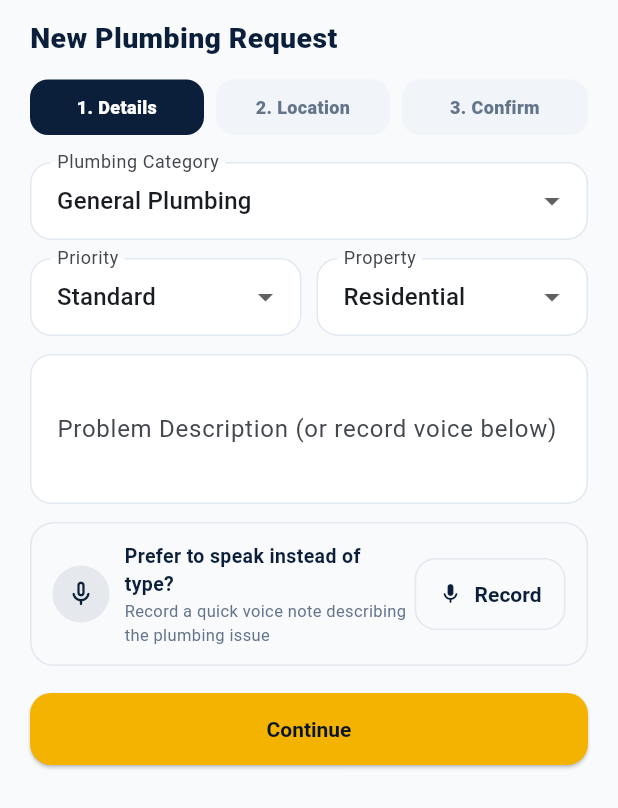
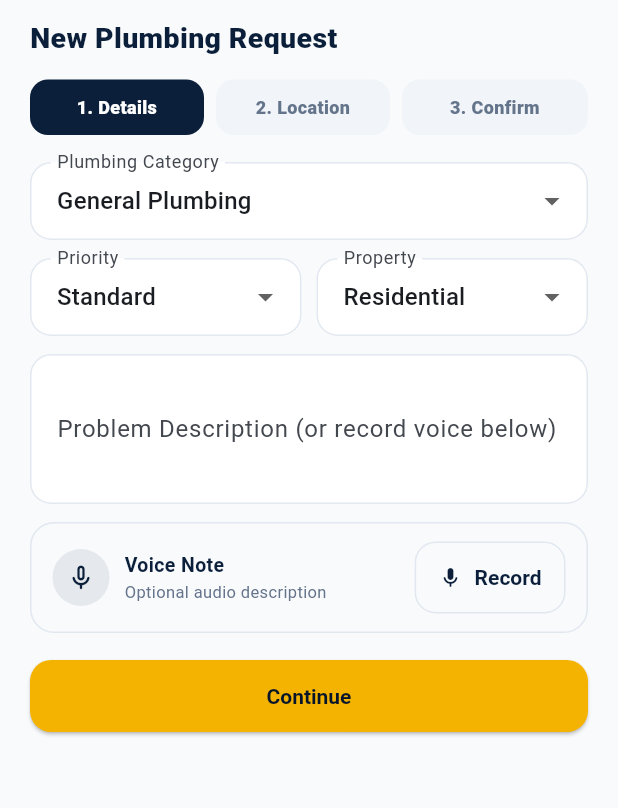
Before and after one commit to binusman02/bin-plumbing-website, a Flutter app: the NewRequestSheet widget shown alone on an empty page, opened directly with empty values, on a phone screen of 412 x 824 dp. Shown: the top 808 px of the screen. Run offline on Flutter 3.47's test engine with Material 3 defaults, Android fonts, the phone set to English and light mode, and no system bars; our stand-ins replace audioplayers, firebase_core, firebase_messaging, flutter_map, geolocator, google_sign_in and 3 more; missing offline and left inert: record; accounts and stored records are empty; network calls fail.

Commit message:
Polish mobile button alignment, voice note copy, and remove unused Google Maps API key metadata

```diff
--- a/mobile/lib/features/customer/new_request_sheet.dart
+++ b/mobile/lib/features/customer/new_request_sheet.dart
@@ -355,6 +355,8 @@ class _NewRequestSheetState extends State<NewRequestSheet> {
                                   ? "GPS Pinned (${_lat!.toStringAsFixed(4)}, ${_lng!.toStringAsFixed(4)})"
                                   : "Use Current GPS Location",
                           maxLines: 1,
+                          softWrap: false,
+                          overflow: TextOverflow.ellipsis,
                         ),
                       ),
                       const SizedBox(height: 12),
@@ -510,6 +512,8 @@ class _NewRequestSheetState extends State<NewRequestSheet> {
                                 : Text(
                                     _step < 2 ? "Continue" : "Submit Request",
                                     maxLines: 1,
+                                    softWrap: false,
+                                    overflow: TextOverflow.ellipsis,
                                   ),
                           ),
                         ),
--- a/mobile/lib/features/shared/profile_and_edit_pages.dart
+++ b/mobile/lib/features/shared/profile_and_edit_pages.dart
@@ -240,6 +240,8 @@ class FlowGuardProfileView extends StatelessWidget {
                       label: const Text(
                         "Edit Profile",
                         maxLines: 1,
+                        softWrap: false,
+                        overflow: TextOverflow.ellipsis,
                         style: TextStyle(fontSize: 13),
                       ),
                     ),
@@ -260,6 +262,8 @@ class FlowGuardProfileView extends StatelessWidget {
                       label: const Text(
                         "Change Photo",
                         maxLines: 1,
+                        softWrap: false,
+                        overflow: TextOverflow.ellipsis,
                         style: TextStyle(fontSize: 13),
                       ),
                     ),
--- a/mobile/lib/features/shared/voice_note_widgets.dart
+++ b/mobile/lib/features/shared/voice_note_widgets.dart
@@ -221,7 +221,9 @@ class _VoiceNoteRecorderBoxState extends State<VoiceNoteRecorderBox> {
                 crossAxisAlignment: CrossAxisAlignment.start,
                 children: [
                   Text(
-                    "Prefer to speak instead of type?",
+                    "Voice Note",
+                    maxLines: 1,
+                    overflow: TextOverflow.ellipsis,
                     style: TextStyle(
                       fontWeight: FontWeight.w700,
                       color: FlowGuardTheme.navy,
@@ -229,7 +231,9 @@ class _VoiceNoteRecorderBoxState extends State<VoiceNoteRecorderBox> {
                     ),
                   ),
                   Text(
-                    "Record a quick voice note describing the plumbing issue",
+                    "Optional audio description",
+                    maxLines: 1,
+                    overflow: TextOverflow.ellipsis,
                     style: TextStyle(
                       fontSize: 11,
                       color: FlowGuardTheme.mutedText,
@@ -241,7 +245,12 @@ class _VoiceNoteRecorderBoxState extends State<VoiceNoteRecorderBox> {
             OutlinedButton.icon(
               onPressed: _startRecording,
               icon: const Icon(Icons.mic_rounded, size: 16),
-              label: const Text("Record", maxLines: 1),
+              label: const Text(
+                "Record",
+                maxLines: 1,
+                softWrap: false,
+                overflow: TextOverflow.ellipsis,
+              ),
             ),
           ],
         ],
```
Also changed, not shown: mobile/lib/features/customer/customer_request_detail_page.dart (+50 -6 lines), mobile/lib/features/plumber/plumber_job_detail_page.dart (+30 -3 lines), mobile/lib/features/plumber/plumber_shell.dart (+12 -2 lines), 2 other files.
